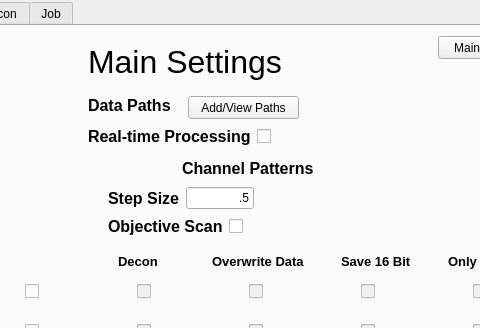
This is mainwindow.ui in abcucberkeley/PetaKit5D-GUI as Qt 5 draws it before an edit; both pictures show x 184 to 664 and y 0 to 328 of the 801 by 600 pixel window. The edited form follows.
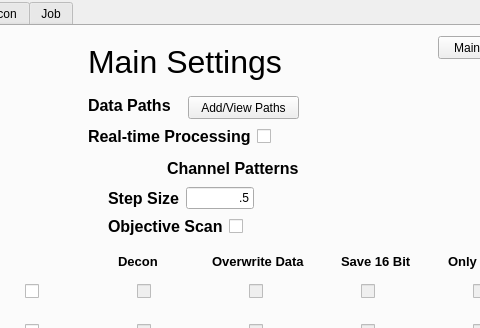
This is the edited form. The open tabs and pages were chosen to show the change.

Diff of the .ui file:
```diff
--- a/mainwindow.ui
+++ b/mainwindow.ui
@@ -246,9 +246,9 @@
      <widget class="QWidget" name="layoutWidget">
       <property name="geometry">
        <rect>
-        <x>160</x>
+        <x>140</x>
         <y>130</y>
-        <width>571</width>
+        <width>581</width>
         <height>25</height>
        </rect>
       </property>
```
Left out of the diff: 5 changed lines with no effect on the pictures.
